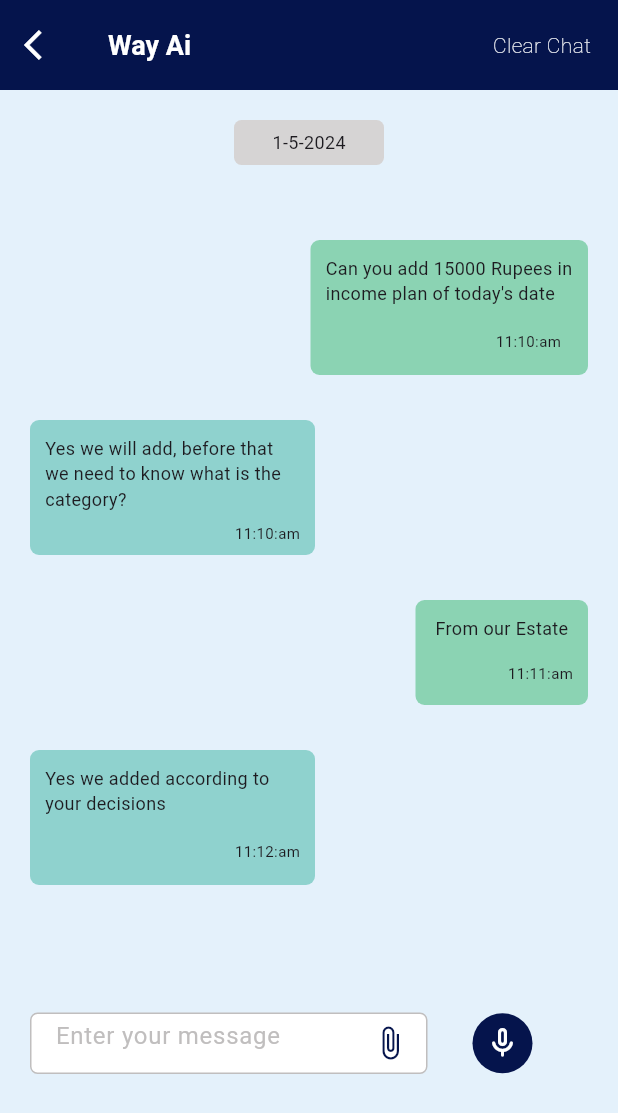
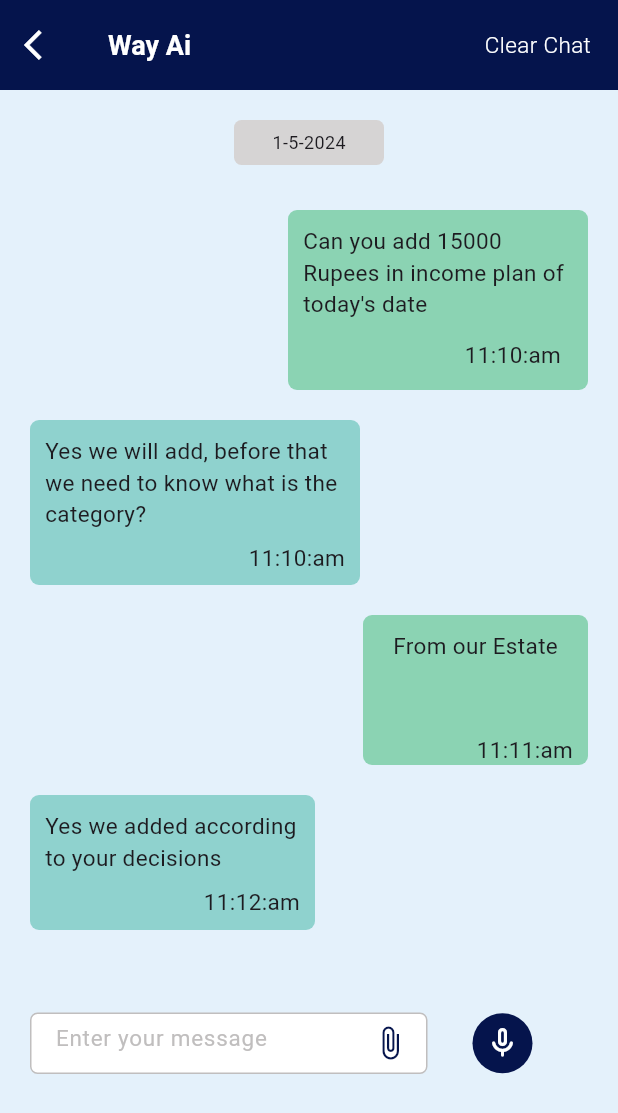
Before and after one commit to AthiraaAthi/project_way, a Flutter app: the ChatScreen screen opened directly, on a phone screen of 412 x 824 dp. Shown: the top 1113 px of the screen. Run offline on Flutter 3.47's test engine with Material 3 defaults, Android fonts, the phone set to English and light mode, and no system bars; our stand-ins replace carousel_slider, easy_localization, fl_chart, flutter_toggle_tab, pinput, table_calendar and 1 more.

Commit message:
modified font of chatscreen according to the language

```diff
--- a/lib/view/chat_screen/chat_screen.dart
+++ b/lib/view/chat_screen/chat_screen.dart
@@ -8,6 +8,13 @@ class ChatScreen extends StatelessWidget {
 
   @override
   Widget build(BuildContext context) {
+    double fontSize = 12;
+
+    if (context.locale.languageCode == 'en') {
+      fontSize = 15;
+    } else if (context.locale.languageCode == 'ml') {
+      fontSize = 12;
+    }
     return SafeArea(
       child: Scaffold(
           backgroundColor: ColorConstant.bgBlue,
@@ -51,8 +58,8 @@ class ChatScreen extends StatelessWidget {
                         "chat.clearChat".tr(),
                         style: TextStyle(
                             color: Colors.white,
-                            fontSize: 14,
-                            fontWeight: FontWeight.w200),
+                            fontSize: fontSize,
+                            fontWeight: FontWeight.w300),
                       )
                     : Text(
                         "chat.clearChat".tr(),
@@ -86,14 +93,14 @@ class ChatScreen extends StatelessWidget {
                     ),
                   ),
                   SizedBox(
-                    height: 50,
+                    height: 30,
                   ),
                   Row(
                     mainAxisAlignment: MainAxisAlignment.end,
                     children: [
                       Container(
-                        height: 90,
-                        width: 185,
+                        height: 120,
+                        width: 200,
                         decoration: BoxDecoration(
                           borderRadius: BorderRadius.circular(6),
                           color: Color(0xff8bd3b3),
@@ -108,7 +115,7 @@ class ChatScreen extends StatelessWidget {
                             children: [
                               Text(
                                 "chat.question1".tr(),
-                                style: TextStyle(fontSize: 12),
+                                style: TextStyle(fontSize: fontSize),
                               ),
                               Expanded(
                                 child: Row(
@@ -118,7 +125,7 @@ class ChatScreen extends StatelessWidget {
                                       padding: const EdgeInsets.all(8.0),
                                       child: Text(
                                         "11:10:am",
-                                        style: TextStyle(fontSize: 10),
+                                        style: TextStyle(fontSize: fontSize),
                                       ),
                                     ),
                                   ],
@@ -131,13 +138,13 @@ class ChatScreen extends StatelessWidget {
                     ],
                   ), /////////A Chat 1/////
                   SizedBox(
-                    height: 30,
+                    height: 20,
                   ),
                   Row(
                     children: [
                       Container(
-                        height: 90,
-                        width: 190,
+                        height: 110,
+                        width: 220,
                         decoration: BoxDecoration(
                           borderRadius: BorderRadius.circular(6),
                           color: Color(0xff8fd2ce),
@@ -152,7 +159,7 @@ class ChatScreen extends StatelessWidget {
                             children: [
                               Text(
                                 "chat.answer1".tr(),
-                                style: TextStyle(fontSize: 12),
+                                style: TextStyle(fontSize: fontSize),
                               ),
                               Expanded(
                                 child: Row(
@@ -160,7 +167,7 @@ class ChatScreen extends StatelessWidget {
                                   children: [
                                     Text(
                                       "11:10:am",
-                                      style: TextStyle(fontSize: 10),
+                                      style: TextStyle(fontSize: fontSize),
                                     ),
                                   ],
                                 ),
@@ -172,14 +179,14 @@ class ChatScreen extends StatelessWidget {
                     ],
                   ), ///////////CHAT 2
                   SizedBox(
-                    height: 30,
+                    height: 20,
                   ),
                   Row(
                     mainAxisAlignment: MainAxisAlignment.end,
                     children: [
                       Container(
-                        height: 70,
-                        width: 115,
+                        height: 100,
+                        width: 150,
                         decoration: BoxDecoration(
                           borderRadius: BorderRadius.circular(6),
                           color: Color(0xff8bd3b3),
@@ -194,15 +201,16 @@ class ChatScreen extends StatelessWidget {
                             children: [
                               Text(
                                 "chat.question2".tr(),
-                                style: TextStyle(fontSize: 12),
+                                style: TextStyle(fontSize: fontSize),
                               ),
                               Expanded(
                                 child: Row(
                                   mainAxisAlignment: MainAxisAlignment.end,
+                                  crossAxisAlignment: CrossAxisAlignment.end,
                                   children: [
                                     Text(
                                       "11:11:am",
-                                      style: TextStyle(fontSize: 10),
+                                      style: TextStyle(fontSize: fontSize),
                                     ),
                                   ],
                                 ),
@@ -214,7 +222,7 @@ class ChatScreen extends StatelessWidget {
                     ],
                   ), ///////////CHAT 3
                   SizedBox(
-                    height: 30,
+                    height: 20,
                   ),
                   Row(
                     //mainAxisAlignment: MainAxisAlignment.end,
@@ -236,7 +244,7 @@ class ChatScreen extends StatelessWidget {
                             children: [
                               Text(
                                 "chat.answer2".tr(),
-                                style: TextStyle(fontSize: 12),
+                                style: TextStyle(fontSize: fontSize),
                               ),
                               Expanded(
                                 child: Row(
@@ -244,7 +252,7 @@ class ChatScreen extends StatelessWidget {
                                   children: [
                                     Text(
                                       "11:12:am",
-                                      style: TextStyle(fontSize: 10),
+                                      style: TextStyle(fontSize: fontSize),
                                     ),
                                   ],
                                 ),
@@ -256,7 +264,7 @@ class ChatScreen extends StatelessWidget {
                     ],
                   ), ///////////CHAT 4
                   SizedBox(
-                    height: 85,
+                    height: 55,
                   ),
 
                   Row(
@@ -280,6 +288,7 @@ class ChatScreen extends StatelessWidget {
                             ),
                             hintText: "chat.hintText".tr(),
                             hintStyle: TextStyle(
+                                fontSize: fontSize,
                                 color:
                                     const Color.fromARGB(255, 192, 190, 190)),
                             border: InputBorder.none,
@@ -479,7 +488,7 @@ class ChatScreen extends StatelessWidget {
                           child: Column(
                             children: [
                               Text(
-                                "Yes we added according to your decisions",
+                                "chat.answer2".tr(),
                                 style: TextStyle(fontSize: 18),
                               ),
                               SizedBox(
@@ -524,7 +533,7 @@ class ChatScreen extends StatelessWidget {
                               color: ColorConstant.defIndigo,
                               size: 30,
                             ),
-                            hintText: "enter your message",
+                            hintText: "chat.hintText".tr(),
                             hintStyle: TextStyle(
                                 color: const Color.fromARGB(255, 192, 190, 190),
                                 fontSize: 20),
```
